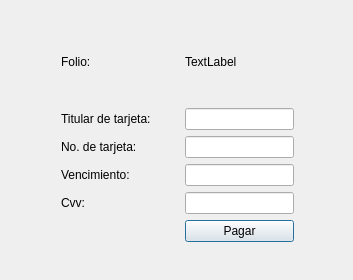
First picture: the form in pagarcitaspaciente.ui, repository Laloses/Hospital, before the edit.
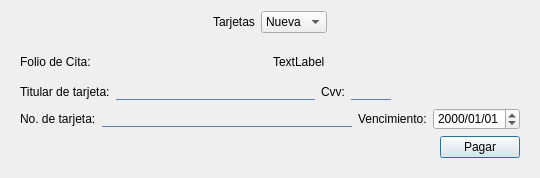
Second picture: the form after the edit.

What changed in the file:
```diff
--- a/pagarcitaspaciente.ui
+++ b/pagarcitaspaciente.ui
@@ -6,131 +6,222 @@
    <rect>
     <x>0</x>
     <y>0</y>
-    <width>353</width>
-    <height>280</height>
+    <width>540</width>
+    <height>178</height>
    </rect>
   </property>
   <property name="windowTitle">
    <string>Dialog</string>
   </property>
+  <property name="styleSheet">
+   <string notr="true">QLineEdit{
+border-top:none;
+border-bottom:1px solid #5d80b6;
+background-color:transparent;
+font: 11pt &quot;MS Shell Dlg 2&quot;;
+}
+QLabel{
+	font: 11pt &quot;MS Shell Dlg 2&quot;;
+}</string>
+  </property>
   <layout class="QGridLayout" name="gridLayout">
+   <item row="0" column="0">
+    <spacer name="horizontalSpacer_2">
+     <property name="orientation">
+      <enum>Qt::Horizontal</enum>
+     </property>
+     <property name="sizeHint" stdset="0">
+      <size>
+       <width>186</width>
+       <height>20</height>
+      </size>
+     </property>
+    </spacer>
+   </item>
    <item row="0" column="1">
+    <layout class="QHBoxLayout" name="horizontalLayout_9">
+     <item>
+      <widget class="QLabel" name="label_2">
+       <property name="text">
+        <string>Tarjetas</string>
+       </property>
+      </widget>
+     </item>
+     <item>
+      <widget class="QComboBox" name="cb_tarjetas">
+       <item>
+        <property name="text">
+         <string>Nueva</string>
+        </property>
+       </item>
+      </widget>
+     </item>
+    </layout>
+   </item>
+   <item row="0" column="2">
+    <spacer name="horizontalSpacer_3">
+     <property name="orientation">
+      <enum>Qt::Horizontal</enum>
+     </property>
+     <property name="sizeHint" stdset="0">
+      <size>
+       <width>186</width>
+       <height>20</height>
+      </size>
+     </property>
+    </spacer>
+   </item>
+   <item row="1" column="0" colspan="3">
     <widget class="QWidget" name="widget" native="true">
-     <widget class="QWidget" name="">
-      <property name="geometry">
-       <rect>
-        <x>50</x>
-        <y>10</y>
-        <width>351</width>
-        <height>221</height>
-       </rect>
-      </property>
       <layout class="QGridLayout" name="gridLayout_2">
        <item row="0" column="0">
+       <layout class="QHBoxLayout" name="horizontalLayout">
+        <item>
         <widget class="QLabel" name="label">
          <property name="text">
-          <string>Folio:</string>
+           <string>Folio de Cita:</string>
          </property>
         </widget>
        </item>
-       <item row="0" column="1">
+        <item>
         <widget class="QLabel" name="folio1">
          <property name="text">
           <string>TextLabel</string>
          </property>
         </widget>
        </item>
+       </layout>
+      </item>
        <item row="1" column="0">
+       <layout class="QHBoxLayout" name="horizontalLayout_7">
+        <item>
+         <layout class="QHBoxLayout" name="horizontalLayout_2">
+          <item>
         <widget class="QLabel" name="label_7">
          <property name="text">
           <string>Titular de tarjeta:</string>
          </property>
         </widget>
        </item>
-       <item row="1" column="1">
+          <item>
         <widget class="QLineEdit" name="line_titulart">
          <property name="maxLength">
           <number>50</number>
          </property>
         </widget>
        </item>
+          <item>
+           <layout class="QHBoxLayout" name="horizontalLayout_5">
+            <item>
+             <widget class="QLabel" name="label_5">
+              <property name="text">
+               <string>Cvv:</string>
+              </property>
+             </widget>
+            </item>
+            <item>
+             <widget class="QLineEdit" name="lineEdit_cvv">
+              <property name="maximumSize">
+               <size>
+                <width>40</width>
+                <height>16777215</height>
+               </size>
+              </property>
+              <property name="sizeIncrement">
+               <size>
+                <width>0</width>
+                <height>0</height>
+               </size>
+              </property>
+              <property name="maxLength">
+               <number>3</number>
+              </property>
+             </widget>
+            </item>
+            <item>
+             <spacer name="horizontalSpacer_4">
+              <property name="orientation">
+               <enum>Qt::Horizontal</enum>
+              </property>
+              <property name="sizeHint" stdset="0">
+               <size>
+                <width>40</width>
+                <height>20</height>
+               </size>
+              </property>
+             </spacer>
+            </item>
+           </layout>
+          </item>
+         </layout>
+        </item>
+       </layout>
+      </item>
        <item row="2" column="0">
+       <layout class="QHBoxLayout" name="horizontalLayout_6">
+        <item>
+         <layout class="QHBoxLayout" name="horizontalLayout_4">
+          <item>
+           <layout class="QHBoxLayout" name="horizontalLayout_3">
+            <item>
         <widget class="QLabel" name="label_3">
          <property name="text">
           <string>No. de tarjeta:</string>
          </property>
         </widget>
        </item>
-       <item row="2" column="1">
+            <item>
         <widget class="QLineEdit" name="line_noTarjeta">
          <property name="maxLength">
           <number>16</number>
          </property>
         </widget>
        </item>
-       <item row="3" column="0">
+           </layout>
+          </item>
+          <item>
         <widget class="QLabel" name="label_4">
          <property name="text">
           <string>Vencimiento:</string>
          </property>
         </widget>
        </item>
-       <item row="3" column="1">
-        <widget class="QLineEdit" name="lineEdit_vencim">
-         <property name="maxLength">
-          <number>5</number>
+          <item>
+           <widget class="QDateEdit" name="lineEdit_vencim">
+            <property name="displayFormat">
+             <string>yyyy/MM/dd</string>
          </property>
         </widget>
        </item>
-       <item row="4" column="0">
-        <widget class="QLabel" name="label_5">
-         <property name="text">
-          <string>Cvv:</string>
-         </property>
-        </widget>
-       </item>
-       <item row="4" column="1">
-        <widget class="QLineEdit" name="lineEdit_cvv">
-         <property name="maxLength">
-          <number>3</number>
-         </property>
-        </widget>
-       </item>
-       <item row="5" column="0">
+         </layout>
+        </item>
+       </layout>
+      </item>
+      <item row="3" column="0">
+       <layout class="QHBoxLayout" name="horizontalLayout_8">
+        <item>
         <spacer name="horizontalSpacer">
          <property name="orientation">
           <enum>Qt::Horizontal</enum>
          </property>
          <property name="sizeHint" stdset="0">
           <size>
-           <width>118</width>
+            <width>28</width>
            <height>20</height>
           </size>
          </property>
         </spacer>
        </item>
-       <item row="5" column="1">
+        <item>
         <widget class="QPushButton" name="pushButton_pagarC">
          <property name="text">
           <string>Pagar</string>
          </property>
         </widget>
        </item>
-       <item row="5" column="2">
-        <spacer name="horizontalSpacer_2">
-         <property name="orientation">
-          <enum>Qt::Horizontal</enum>
-         </property>
-         <property name="sizeHint" stdset="0">
-          <size>
-           <width>118</width>
-           <height>20</height>
-          </size>
-         </property>
-        </spacer>
-       </item>
-      </layout>
-     </widget>
+       </layout>
+      </item>
+     </layout>
     </widget>
    </item>
   </layout>
```
Lines whose indentation alone changed are shown as unchanged.
